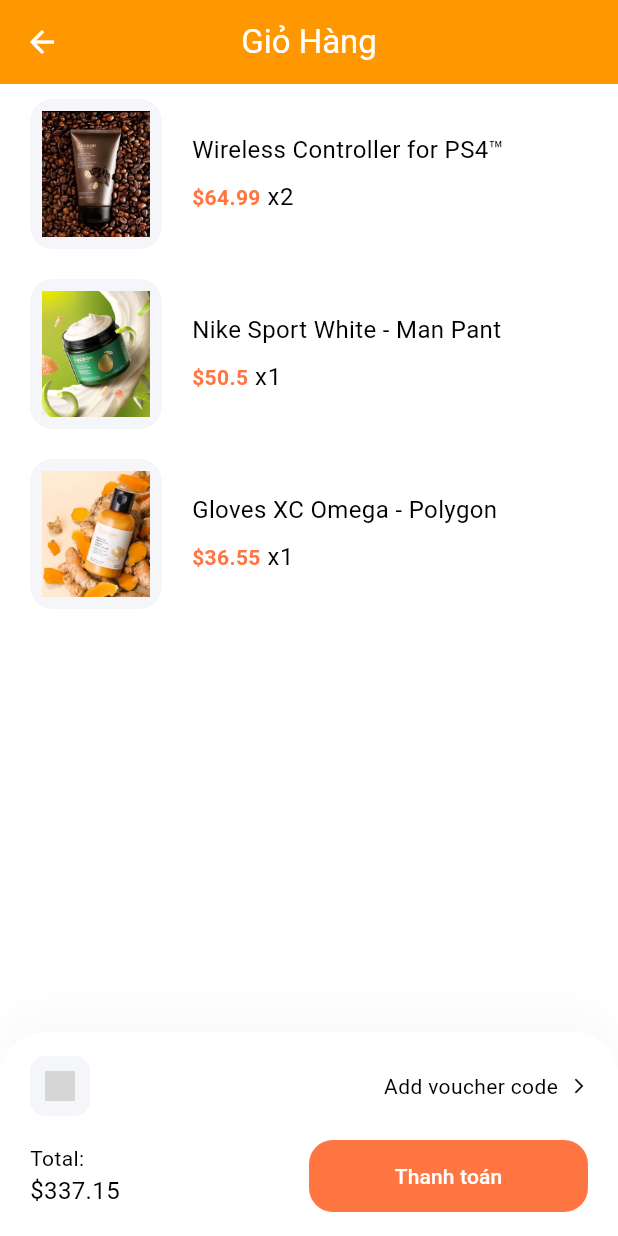
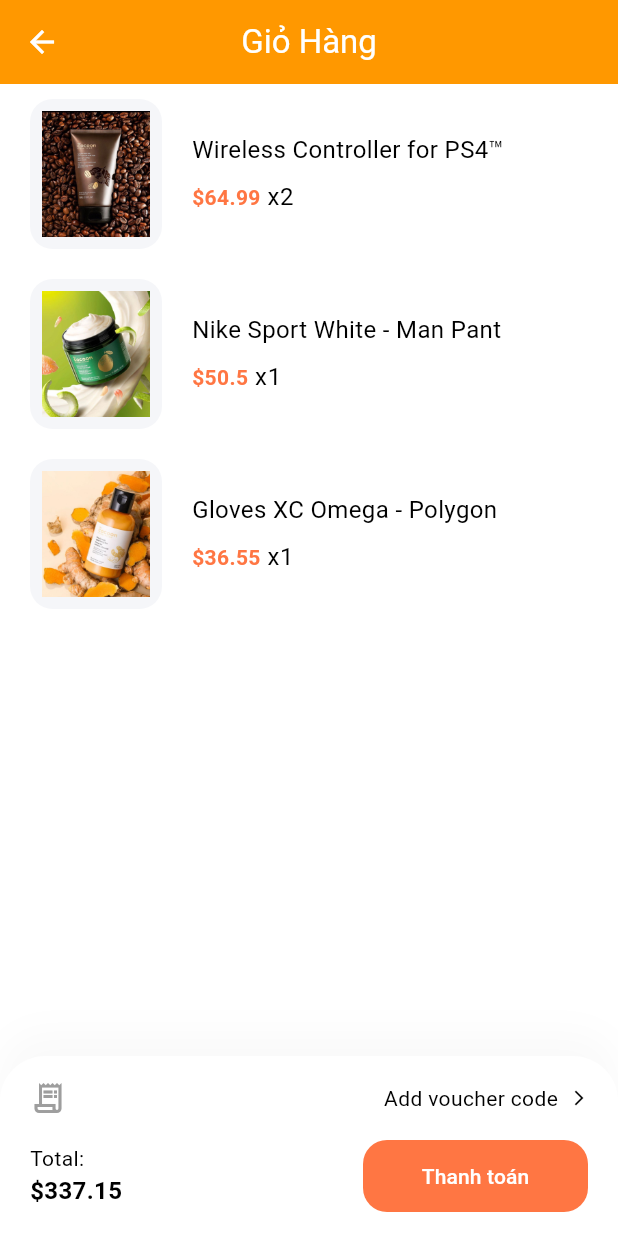
Before and after one commit to Phamdinhchuong1001/flutter_mypham, a Flutter app: the CartScreen screen opened directly, on a phone screen of 412 x 824 dp. Run offline on Flutter 3.47's test engine with Material 3 defaults, Android fonts, the phone set to English and light mode, and no system bars; our stand-ins replace cached_network_image, dio, fl_chart, flutter_map, flutter_svg, image_picker and 4 more; missing offline and left inert: image_picker_web, universal_html; accounts and stored records are empty; grey boxes are pictures that could not be loaded.

Commit message:
Nội dung cập nhật

```diff
--- a/lib/main.dart
+++ b/lib/main.dart
@@ -1,6 +1,5 @@
 // Nhập các gói thư viện cần thiết từ Flutter và các package bên ngoài
 import 'package:flutter/material.dart'; // Thư viện giao diện Flutter
-import 'package:flutter_appmypham/screens/admin_dashboard.dart';
 import 'package:provider/provider.dart'; // Thư viện quản lý trạng thái Provider
 import 'package:flutter_appmypham/auth/login_or_register.dart'; // Import màn hình LoginOrRegister
 import 'package:flutter_appmypham/themes/theme_provider.dart'; // Import class ThemeProvider để xử lý giao diện tối/sáng
@@ -24,7 +23,7 @@ class MyApp extends StatelessWidget {
   Widget build(BuildContext context) {
     return MaterialApp(
       debugShowCheckedModeBanner: false, // Ẩn banner "debug" ở góc phải trên màn hình
-      home: const AdminDashboard(), // Màn hình đầu tiên khi mở app (login hoặc đăng ký)
+      home: const LoginOrRegister(), // Màn hình đầu tiên khi mở app (login hoặc đăng ký)
 
       // Lấy theme hiện tại từ ThemeProvider để áp dụng cho toàn ứng dụng
       theme: Provider.of<ThemeProvider>(context).themeData,
--- a/lib/pages/cart_screen.dart
+++ b/lib/pages/cart_screen.dart
@@ -1,6 +1,5 @@
 import 'package:flutter/material.dart';
 import 'package:flutter_appmypham/pages/payment_page.dart';
-import 'package:flutter_svg/flutter_svg.dart';
 
 class CartScreen extends StatefulWidget {
   const CartScreen({super.key});
@@ -15,8 +14,8 @@ class _CartScreenState extends State<CartScreen> {
     return Scaffold(
       backgroundColor: Colors.white,
       appBar: AppBar(
-        backgroundColor: Colors.orange, // ✅ nền AppBar trắng
-        foregroundColor: Colors.white, // ✅ màu chữ đen
+        backgroundColor: Colors.orange,
+        foregroundColor: Colors.white,
         title: const Text("Giỏ Hàng"),
         leading: const BackButton(),
         centerTitle: true,
@@ -41,10 +40,10 @@ class _CartScreenState extends State<CartScreen> {
                   color: const Color(0xFFFFE6E6),
                   borderRadius: BorderRadius.circular(15),
                 ),
-                child: Row(
+                child: const Row(
                   children: [
-                    const Spacer(),
-                    SvgPicture.string(trashIcon),
+                    Spacer(),
+                    Icon(Icons.delete_outline, color: Colors.red),
                   ],
                 ),
               ),
@@ -53,7 +52,7 @@ class _CartScreenState extends State<CartScreen> {
           ),
         ),
       ),
-      bottomNavigationBar: CheckoutCard(), // gọi widget check out bên dưới
+      bottomNavigationBar: const CheckoutCard(),
     );
   }
 }
@@ -90,9 +89,11 @@ class CartCard extends StatelessWidget {
         Column(
           crossAxisAlignment: CrossAxisAlignment.start,
           children: [
-            Text(cart.product.title,
-                style: const TextStyle(color: Colors.black, fontSize: 16),
-                maxLines: 2),
+            Text(
+              cart.product.title,
+              style: const TextStyle(color: Colors.black, fontSize: 16),
+              maxLines: 2,
+            ),
             const SizedBox(height: 8),
             Text.rich(
               TextSpan(
@@ -101,11 +102,12 @@ class CartCard extends StatelessWidget {
                     fontWeight: FontWeight.w600, color: Color(0xFFFF7643)),
                 children: [
                   TextSpan(
-                      text: " x${cart.numOfItem}",
-                      style: Theme.of(context).textTheme.bodyLarge),
+                    text: " x${cart.numOfItem}",
+                    style: Theme.of(context).textTheme.bodyLarge,
+                  ),
                 ],
               ),
-            )
+            ),
           ],
         )
       ],
@@ -137,58 +139,46 @@ class CheckoutCard extends StatelessWidget {
       child: SafeArea(
         child: Column(
           mainAxisSize: MainAxisSize.min,
-          crossAxisAlignment: CrossAxisAlignment.start,
           children: [
             Row(
-              children: [
-                Container(
-                  padding: const EdgeInsets.all(10),
-                  height: 40,
-                  width: 40,
-                  decoration: BoxDecoration(
-                    color: const Color(0xFFF5F6F9),
-                    borderRadius: BorderRadius.circular(10),
-                  ),
-                  child: SvgPicture.string(receiptIcon),
-                ),
-                const Spacer(),
-                const Text("Add voucher code"),
-                const SizedBox(width: 8),
-                const Icon(Icons.arrow_forward_ios, size: 12, color: Colors.black)
+              children: const [
+                Icon(Icons.receipt_long_outlined, color: Colors.grey),
+                Spacer(),
+                Text("Add voucher code"),
+                SizedBox(width: 8),
+                Icon(Icons.arrow_forward_ios, size: 12, color: Colors.black),
               ],
             ),
             const SizedBox(height: 16),
             Row(
               children: [
-                const Expanded(
-                  child: Text.rich(
-                    TextSpan(
-                      text: "Total:\n",
-                      children: [
-                        TextSpan(
-                          text: "\$337.15",
-                          style: TextStyle(fontSize: 16, color: Colors.black),
-                        ),
-                      ],
-                    ),
-                  ),
+                Column(
+                  crossAxisAlignment: CrossAxisAlignment.start,
+                  children: const [
+                    Text("Total:", style: TextStyle(fontSize: 14)),
+                    Text("\$337.15",
+                        style: TextStyle(
+                            fontSize: 16, fontWeight: FontWeight.bold)),
+                  ],
                 ),
-                Expanded(
+                const Spacer(),
+                SizedBox(
+                  width: 150,
+                  height: 48,
                   child: ElevatedButton(
                     onPressed: () {
-                      // ✅ Điều hướng đến trang thanh toán
                       Navigator.push(
                         context,
-                        MaterialPageRoute(builder: (context) => const CartPage()),
+                        MaterialPageRoute(
+                            builder: (context) => const CartPage()),
                       );
                     },
                     style: ElevatedButton.styleFrom(
                       elevation: 0,
-                      backgroundColor: const Color(0xFFFF7643),
+                      backgroundColor: Color(0xFFFF7643),
                       foregroundColor: Colors.white,
-                      minimumSize: const Size(double.infinity, 48),
-                      shape: const RoundedRectangleBorder(
-                        borderRadius: BorderRadius.all(Radius.circular(16)),
+                      shape: RoundedRectangleBorder(
+                        borderRadius: BorderRadius.circular(16),
                       ),
                     ),
                     child: const Text("Thanh toán"),
@@ -277,5 +267,3 @@ List<Product> demoProducts = [
 ];
 
 const String description = "Wireless Controller for PS4™ gives you what you want in your gaming from over precision control your games to sharing …";
-const receiptIcon = '''...'''; // giữ nguyên
-const trashIcon = '''...''';
--- a/lib/screens/admin_dashboard.dart
+++ b/lib/screens/admin_dashboard.dart
@@ -1,6 +1,5 @@
 import 'package:flutter_appmypham/auth/login_or_register.dart';
 import 'package:flutter_appmypham/models/order.dart';
-import 'package:flutter_appmypham/pages/login_page.dart';
 import 'package:flutter_appmypham/screens/address/admin_address_screen.dart';
 import 'package:flutter_appmypham/screens/order/admin_order_screen.dart';
 import 'package:flutter_appmypham/screens/product/admin_product_screen.dart';
```
Also changed, not shown: lib/pages/products_screen.dart (+42 -51 lines).
